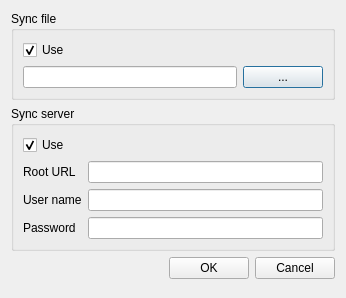
Before: the Qt Designer form optionsdialog.ui in 607011/Qt-SESAM, drawn with Qt 5.
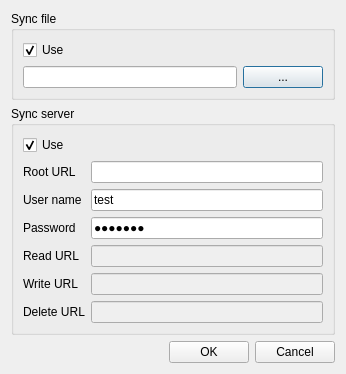
After: the same form once the commit is applied.

Diff of the .ui file:
```diff
--- a/optionsdialog.ui
+++ b/optionsdialog.ui
@@ -7,7 +7,7 @@
     <x>0</x>
     <y>0</y>
     <width>346</width>
-    <height>298</height>
+    <height>350</height>
    </rect>
   </property>
   <property name="windowTitle">
@@ -83,7 +83,11 @@
          </widget>
         </item>
         <item row="1" column="1">
-         <widget class="QLineEdit" name="usernameLineEdit"/>
+         <widget class="QLineEdit" name="usernameLineEdit">
+          <property name="text">
+           <string>test</string>
+          </property>
+         </widget>
         </item>
         <item row="2" column="0">
          <widget class="QLabel" name="label_3">
@@ -94,11 +98,56 @@
         </item>
         <item row="2" column="1">
          <widget class="QLineEdit" name="passwordLineEdit">
+          <property name="text">
+           <string>osteron</string>
+          </property>
           <property name="echoMode">
            <enum>QLineEdit::Password</enum>
           </property>
          </widget>
         </item>
+        <item row="3" column="1">
+         <widget class="QLineEdit" name="writeUrlLineEdit">
+          <property name="enabled">
+           <bool>false</bool>
+          </property>
+         </widget>
+        </item>
+        <item row="4" column="1">
+         <widget class="QLineEdit" name="readUrlLineEdit">
+          <property name="enabled">
+           <bool>false</bool>
+          </property>
+         </widget>
+        </item>
+        <item row="5" column="1">
+         <widget class="QLineEdit" name="deleteUrlLineEdit">
+          <property name="enabled">
+           <bool>false</bool>
+          </property>
+         </widget>
+        </item>
+        <item row="3" column="0">
+         <widget class="QLabel" name="label_4">
+          <property name="text">
+           <string>Read URL</string>
+          </property>
+         </widget>
+        </item>
+        <item row="4" column="0">
+         <widget class="QLabel" name="label_5">
+          <property name="text">
+           <string>Write URL</string>
+          </property>
+         </widget>
+        </item>
+        <item row="5" column="0">
+         <widget class="QLabel" name="label_6">
+          <property name="text">
+           <string>Delete URL</string>
+          </property>
+         </widget>
+        </item>
        </layout>
       </item>
      </layout>
```
